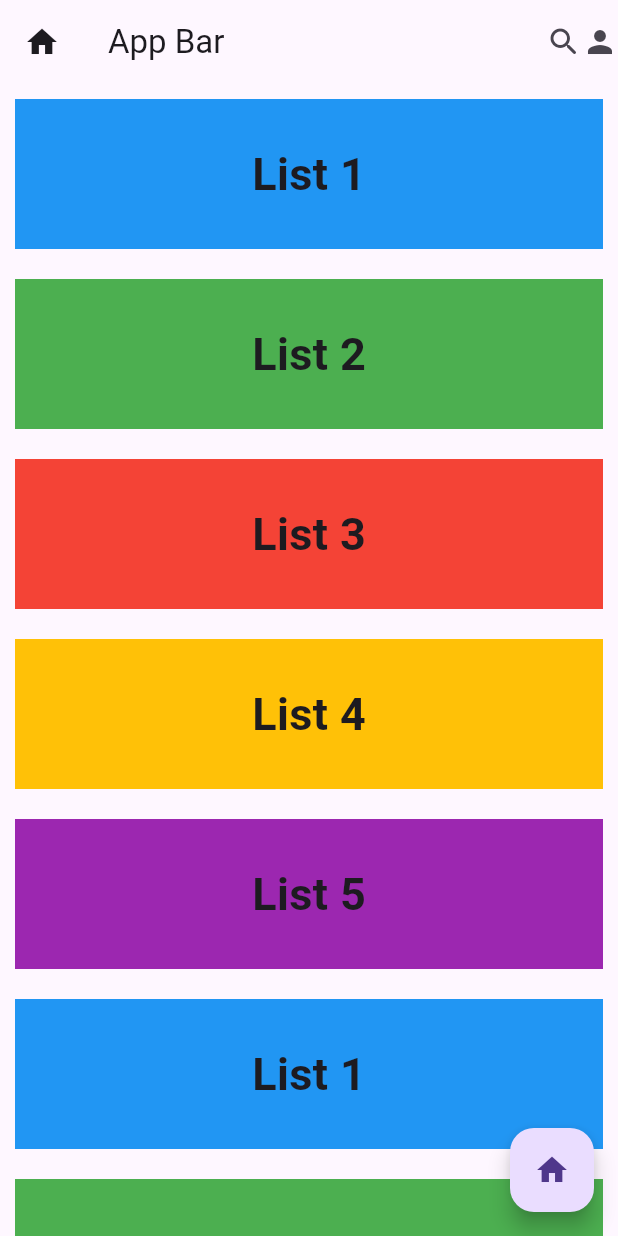
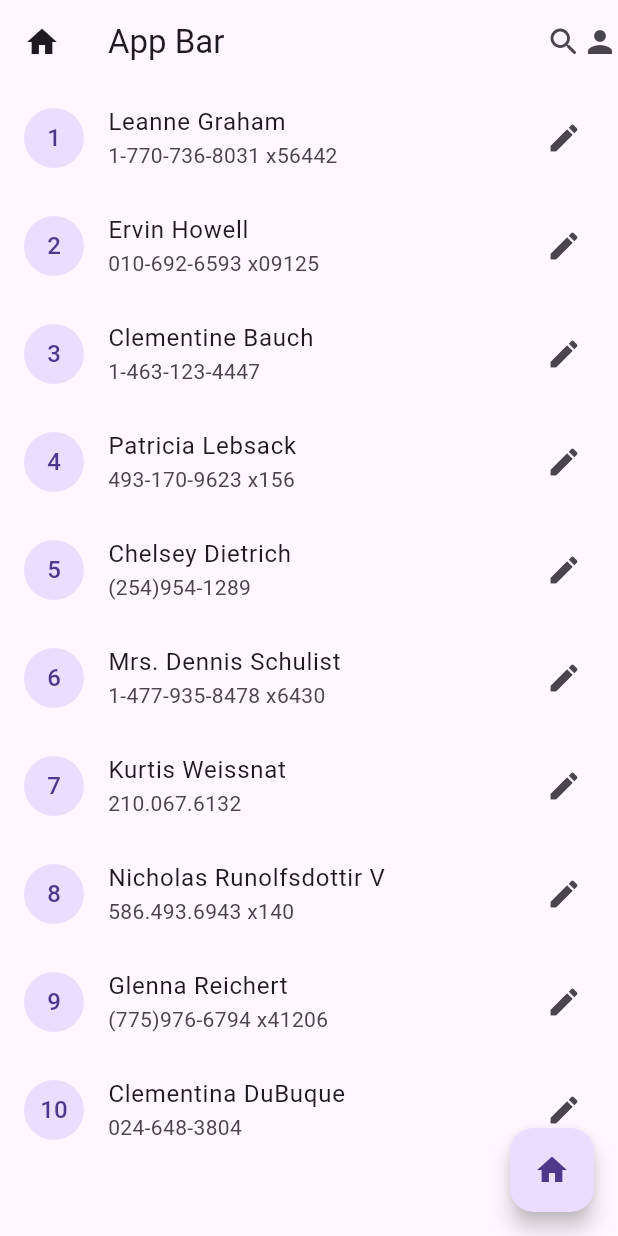
Before and after one commit to abushamacd/Flutter_App_Development, a Flutter app: the screen it shows after launch, on a phone screen of 412 x 824 dp. Run offline on Flutter 3.47's test engine with Material 3 defaults, Android fonts, the light colour scheme and no system bars; our stand-ins replace badges, flutter_svg.

Commit message:
ListViewBuilder

```diff
--- a/flutter_core/lib/screens/Homepage.dart
+++ b/flutter_core/lib/screens/Homepage.dart
@@ -1,4 +1,5 @@
 import 'package:flutter/material.dart';
+import 'package:flutter_core/screens/list_view_builder.dart';
 import 'package:flutter_core/widgets/list_item.dart';
 
 class Homepage extends StatelessWidget {
@@ -234,51 +235,63 @@ class Homepage extends StatelessWidget {
             //   ],
             // )
 
-            // list view
-            ListView(
-          children: [
-            ListItem(
-              color: Colors.blue,
-              text: "List 1",
-            ),
-            ListItem(
-              color: Colors.green,
-              text: "List 2",
-            ),
-            ListItem(
-              color: Colors.red,
-              text: "List 3",
-            ),
-            ListItem(
-              color: Colors.amber,
-              text: "List 4",
-            ),
-            ListItem(
-              color: Colors.purple,
-              text: "List 5",
-            ),
-            ListItem(
-              color: Colors.blue,
-              text: "List 1",
-            ),
-            ListItem(
-              color: Colors.green,
-              text: "List 2",
-            ),
-            ListItem(
-              color: Colors.red,
-              text: "List 3",
-            ),
-            ListItem(
-              color: Colors.amber,
-              text: "List 4",
-            ),
-            ListItem(
-              color: Colors.purple,
-              text: "List 5",
-            ),
-          ],
-        )
+            //     // list view
+            //     ListView(
+            //   children: [
+            //     ListItem(
+            //       color: Colors.blue,
+            //       text: "List 1",
+            //     ),
+            //     ListItem(
+            //       color: Colors.green,
+            //       text: "List 2",
+            //     ),
+            //     ListItem(
+            //       color: Colors.red,
+            //       text: "List 3",
+            //     ),
+            //     ListItem(
+            //       color: Colors.amber,
+            //       text: "List 4",
+            //     ),
+            //     ListItem(
+            //       color: Colors.purple,
+            //       text: "List 5",
+            //     ),
+            //     ListItem(
+            //       color: Colors.blue,
+            //       text: "List 1",
+            //     ),
+            //     ListItem(
+            //       color: Colors.green,
+            //       text: "List 2",
+            //     ),
+            //     ListItem(
+            //       color: Colors.red,
+            //       text: "List 3",
+            //     ),
+            //     ListItem(
+            //       color: Colors.amber,
+            //       text: "List 4",
+            //     ),
+            //     ListItem(
+            //       color: Colors.purple,
+            //       text: "List 5",
+            //     ),
+            //   ],
+            // )
+
+            // list tile
+            //     ListTile(
+            //   leading: Icon(Icons.home),
+            //   subtitle: Text("Subttile"),
+            //   title: Text("Title"),
+            //   trailing: Icon(Icons.edit),
+            // )
+
+            // ListViewBuilder
+
+            ListViewBuilder()
 
         // floating button
         ,
--- /dev/null
+++ b/flutter_core/lib/screens/list_view_builder.dart
@@ -0,0 +1,221 @@
+import 'package:flutter/material.dart';
+
+List<Map> user = [
+  {
+    "id": 1,
+    "name": "Leanne Graham",
+    "username": "Bret",
+    "email": "Sincere@april.biz",
+    "address": {
+      "street": "Kulas Light",
+      "suite": "Apt. 556",
+      "city": "Gwenborough",
+      "zipcode": "92998-3874",
+      "geo": {"lat": "-37.3159", "lng": "81.1496"}
+    },
+    "phone": "1-770-736-8031 x56442",
+    "website": "hildegard.org",
+    "company": {
+      "name": "Romaguera-Crona",
+      "catchPhrase": "Multi-layered client-server neural-net",
+      "bs": "harness real-time e-markets"
+    }
+  },
+  {
+    "id": 2,
+    "name": "Ervin Howell",
+    "username": "Antonette",
+    "email": "Shanna@melissa.tv",
+    "address": {
+      "street": "Victor Plains",
+      "suite": "Suite 879",
+      "city": "Wisokyburgh",
+      "zipcode": "90566-7771",
+      "geo": {"lat": "-43.9509", "lng": "-34.4618"}
+    },
+    "phone": "010-692-6593 x09125",
+    "website": "anastasia.net",
+    "company": {
+      "name": "Deckow-Crist",
+      "catchPhrase": "Proactive didactic contingency",
+      "bs": "synergize scalable supply-chains"
+    }
+  },
+  {
+    "id": 3,
+    "name": "Clementine Bauch",
+    "username": "Samantha",
+    "email": "Nathan@yesenia.net",
+    "address": {
+      "street": "Douglas Extension",
+      "suite": "Suite 847",
+      "city": "McKenziehaven",
+      "zipcode": "59590-4157",
+      "geo": {"lat": "-68.6102", "lng": "-47.0653"}
+    },
+    "phone": "1-463-123-4447",
+    "website": "ramiro.info",
+    "company": {
+      "name": "Romaguera-Jacobson",
+      "catchPhrase": "Face to face bifurcated interface",
+      "bs": "e-enable strategic applications"
+    }
+  },
+  {
+    "id": 4,
+    "name": "Patricia Lebsack",
+    "username": "Karianne",
+    "email": "Julianne.OConner@kory.org",
+    "address": {
+      "street": "Hoeger Mall",
+      "suite": "Apt. 692",
+      "city": "South Elvis",
+      "zipcode": "53919-4257",
+      "geo": {"lat": "29.4572", "lng": "-164.2990"}
+    },
+    "phone": "493-170-9623 x156",
+    "website": "kale.biz",
+    "company": {
+      "name": "Robel-Corkery",
+      "catchPhrase": "Multi-tiered zero tolerance productivity",
+      "bs": "transition cutting-edge web services"
+    }
+  },
+  {
+    "id": 5,
+    "name": "Chelsey Dietrich",
+    "username": "Kamren",
+    "email": "Lucio_Hettinger@annie.ca",
+    "address": {
+      "street": "Skiles Walks",
+      "suite": "Suite 351",
+      "city": "Roscoeview",
+      "zipcode": "33263",
+      "geo": {"lat": "-31.8129", "lng": "62.5342"}
+    },
+    "phone": "(254)954-1289",
+    "website": "demarco.info",
+    "company": {
+      "name": "Keebler LLC",
+      "catchPhrase": "User-centric fault-tolerant solution",
+      "bs": "revolutionize end-to-end systems"
+    }
+  },
+  {
+    "id": 6,
+    "name": "Mrs. Dennis Schulist",
+    "username": "Leopoldo_Corkery",
+    "email": "Karley_Dach@jasper.info",
+    "address": {
+      "street": "Norberto Crossing",
+      "suite": "Apt. 950",
+      "city": "South Christy",
+      "zipcode": "23505-1337",
+      "geo": {"lat": "-71.4197", "lng": "71.7478"}
+    },
+    "phone": "1-477-935-8478 x6430",
+    "website": "ola.org",
+    "company": {
+      "name": "Considine-Lockman",
+      "catchPhrase": "Synchronised bottom-line interface",
+      "bs": "e-enable innovative applications"
+    }
+  },
+  {
+    "id": 7,
+    "name": "Kurtis Weissnat",
+    "username": "Elwyn.Skiles",
+    "email": "Telly.Hoeger@billy.biz",
+    "address": {
+      "street": "Rex Trail",
+      "suite": "Suite 280",
+      "city": "Howemouth",
+      "zipcode": "58804-1099",
+      "geo": {"lat": "24.8918", "lng": "21.8984"}
+    },
+    "phone": "210.067.6132",
+    "website": "elvis.io",
+    "company": {
+      "name": "Johns Group",
+      "catchPhrase": "Configurable multimedia task-force",
+      "bs": "generate enterprise e-tailers"
+    }
+  },
+  {
+    "id": 8,
+    "name": "Nicholas Runolfsdottir V",
+    "username": "Maxime_Nienow",
+    "email": "Sherwood@rosamond.me",
+    "address": {
+      "street": "Ellsworth Summit",
+      "suite": "Suite 729",
+      "city": "Aliyaview",
+      "zipcode": "45169",
+      "geo": {"lat": "-14.3990", "lng": "-120.7677"}
+    },
+    "phone": "586.493.6943 x140",
+    "website": "jacynthe.com",
+    "company": {
+      "name": "Abernathy Group",
+      "catchPhrase": "Implemented secondary concept",
+      "bs": "e-enable extensible e-tailers"
+    }
+  },
+  {
+    "id": 9,
+    "name": "Glenna Reichert",
+    "username": "Delphine",
+    "email": "Chaim_McDermott@dana.io",
+    "address": {
+      "street": "Dayna Park",
+      "suite": "Suite 449",
+      "city": "Bartholomebury",
+      "zipcode": "76495-3109",
+      "geo": {"lat": "24.6463", "lng": "-168.8889"}
+    },
+    "phone": "(775)976-6794 x41206",
+    "website": "conrad.com",
+    "company": {
+      "name": "Yost and Sons",
+      "catchPhrase": "Switchable contextually-based project",
+      "bs": "aggregate real-time technologies"
+    }
+  },
+  {
+    "id": 10,
+    "name": "Clementina DuBuque",
+    "username": "Moriah.Stanton",
+    "email": "Rey.Padberg@karina.biz",
+    "address": {
+      "street": "Kattie Turnpike",
+      "suite": "Suite 198",
+      "city": "Lebsackbury",
+      "zipcode": "31428-2261",
+      "geo": {"lat": "-38.2386", "lng": "57.2232"}
+    },
+    "phone": "024-648-3804",
+    "website": "ambrose.net",
+    "company": {
+      "name": "Hoeger LLC",
+      "catchPhrase": "Centralized empowering task-force",
+      "bs": "target end-to-end models"
+    }
+  }
+];
+
+class ListViewBuilder extends StatelessWidget {
+  const ListViewBuilder({super.key});
+
+  @override
+  Widget build(BuildContext context) {
+    return ListView.builder(
+      itemCount: user.length,
+      itemBuilder: (BuildContext context, int i) => ListTile(
+        leading: CircleAvatar(child: Text("${i + 1}")),
+        subtitle: Text("${user[i]["phone"]}"),
+        title: Text("${user[i]["name"]}"),
+        trailing: Icon(Icons.edit),
+      ),
+    );
+  }
+}
```
Also changed, not shown: 1 other file.
